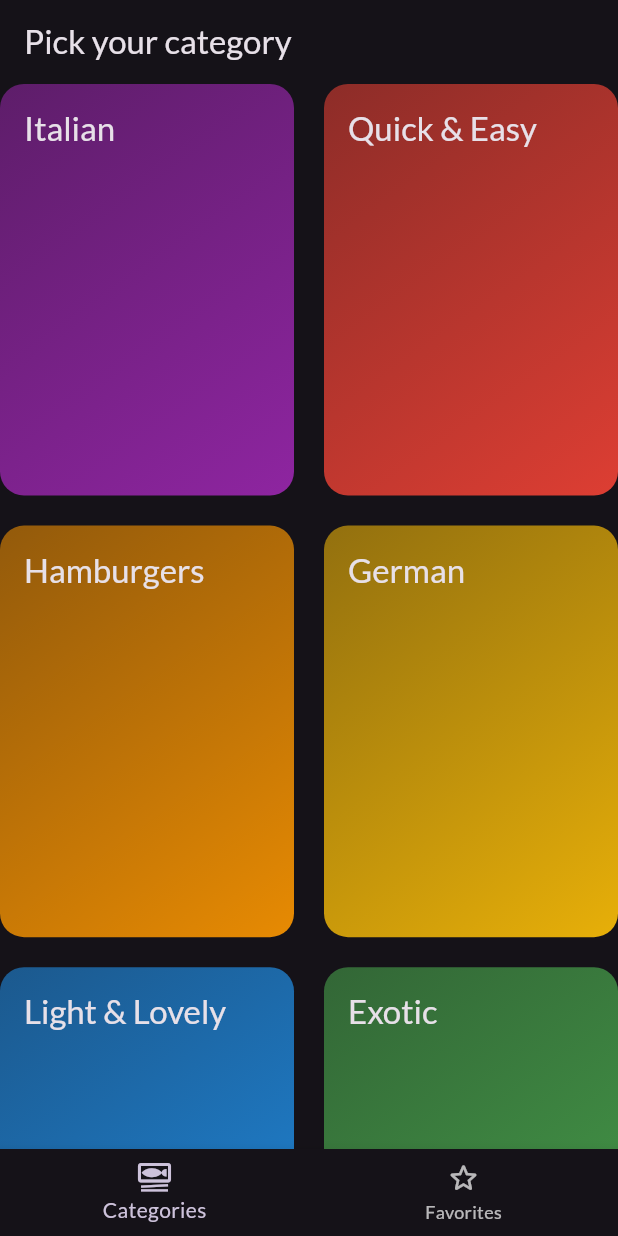
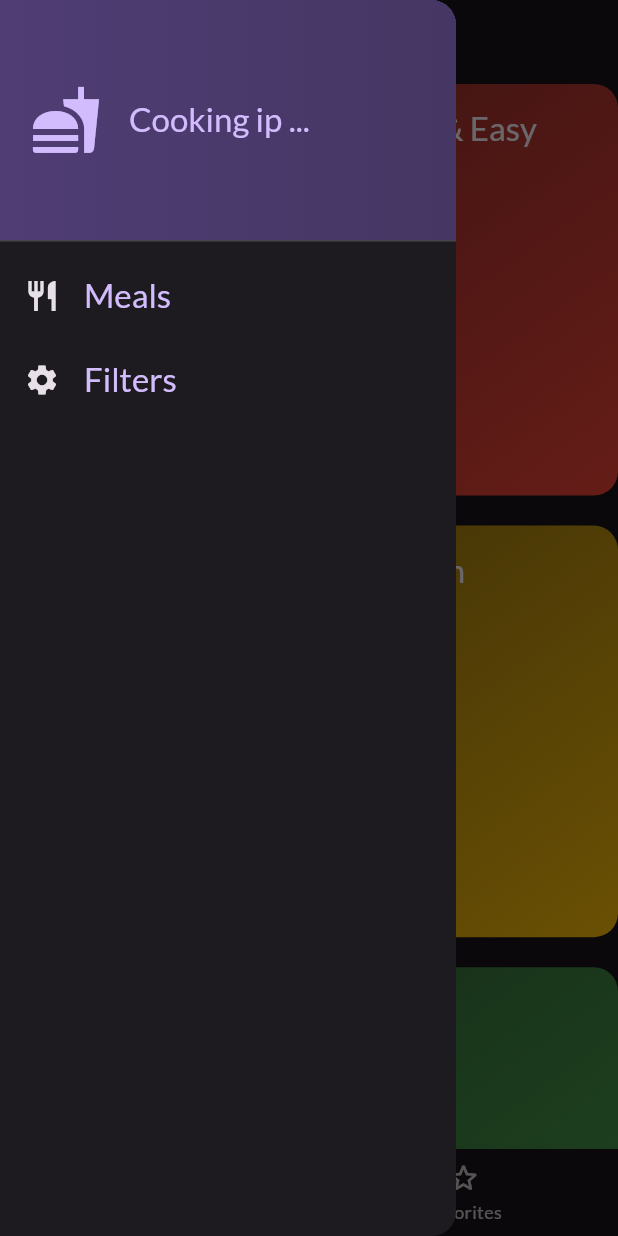
Before and after one commit to asmasw6/Meals-Menu, a Flutter app: the screen it shows after launch, with the side drawer open (before the commit the screen has no drawer), on a phone screen of 412 x 824 dp. Run offline on Flutter 3.47's test engine with Material 3 defaults, Android fonts, the light colour scheme and no system bars; our stand-ins replace google_fonts, transparent_image.

Commit message:
Implement filters ..

```diff
--- a/lib/components/category_grid_Item.dart
+++ b/lib/components/category_grid_Item.dart
@@ -1,5 +1,4 @@
 import 'package:flutter/material.dart';
-import 'package:mealapp/data/dummy_data.dart';
 import 'package:mealapp/models/category.dart';
 import 'package:mealapp/models/meal.dart';
 import 'package:mealapp/screens/meals_screens.dart';
@@ -9,16 +8,18 @@ class CategoryGridItem extends StatelessWidget {
     super.key,
     required this.category,
     required this.onToggleFavorite,
+    required this.availablrMeals,
   });
   final Category category;
   final void Function(Meal meal) onToggleFavorite;
+  final List<Meal> availablrMeals;
 
   @override
   Widget build(BuildContext context) {
     return InkWell(
       //GestureDetector
       onTap: () {
-        final List<Meal> filterMeal = dummyMeals
+        final List<Meal> filterMeal = availablrMeals
             .where(
               (meal) => meal.categories.contains(category.id),
             )
@@ -27,7 +28,8 @@ class CategoryGridItem extends StatelessWidget {
           MaterialPageRoute(
             builder: (context) => MealsScreens(
               title: category.title,
-              meals: filterMeal, onToggleFavorite: onToggleFavorite,
+              meals: filterMeal,
+              onToggleFavorite: onToggleFavorite,
             ),
           ),
         );
--- /dev/null
+++ b/lib/components/main_drawer.dart
@@ -0,0 +1,83 @@
+import 'package:flutter/material.dart';
+
+class MainDrawer extends StatelessWidget {
+  const MainDrawer({
+    super.key,
+    required this.onSelectScreen,
+  });
+  final void Function(String identifier) onSelectScreen;
+
+  @override
+  Widget build(BuildContext context) {
+    return Drawer(
+      child: Column(
+        children: [
+          DrawerHeader(
+            padding: const EdgeInsets.all(20),
+            decoration: BoxDecoration(
+              gradient: LinearGradient(
+                colors: [
+                  Theme.of(context).colorScheme.primaryContainer,
+                  Theme.of(context)
+                      .colorScheme
+                      .primaryContainer
+                      .withAlpha((.8 * 255).toInt()),
+                ],
+              ),
+            ),
+            child: Row(
+              children: [
+                Icon(
+                  Icons.fastfood,
+                  color: Theme.of(context).colorScheme.primary,
+                  size: 48,
+                ),
+                const SizedBox(
+                  width: 18,
+                ),
+                Text(
+                  "Cooking ip ...",
+                  style: Theme.of(context).textTheme.titleLarge!.copyWith(
+                        color: Theme.of(context).colorScheme.primary,
+                      ),
+                ),
+              ],
+            ),
+          ),
+          ListTile(
+            //like listview but is display part of list
+            leading: Icon(
+              Icons.restaurant,
+              color: Theme.of(context).colorScheme.onSurface,
+            ),
+            onTap: () {
+              onSelectScreen("meals");
+            },
+            title: Text(
+              "Meals",
+              style: Theme.of(context).textTheme.titleLarge!.copyWith(
+                    color: Theme.of(context).colorScheme.primary,
+                  ),
+            ),
+          ),
+          ListTile(
+            //like listview but is display part of list
+            leading: Icon(
+              Icons.settings,
+              color: Theme.of(context).colorScheme.onSurface,
+            ),
+            onTap: () {
+              onSelectScreen("filters");
+            },
+            title: Text(
+              "Filters",
+              style: Theme.of(context).textTheme.titleLarge!.copyWith(
+                    color: Theme.of(context).colorScheme.primary,
+                  ),
+            ),
+          ),
+        ],
+      ),
+    );
+  }
+}
--- a/lib/screens/categories_screen.dart
+++ b/lib/screens/categories_screen.dart
@@ -1,11 +1,16 @@
 import 'package:flutter/material.dart';
-import 'package:mealapp/components/category_grid_Item.dart';
+import 'package:mealapp/components/category_grid_item.dart';
 import 'package:mealapp/data/dummy_data.dart';
 import 'package:mealapp/models/meal.dart';
 
 class CategoriesScreen extends StatelessWidget {
-  const CategoriesScreen({super.key, required this.onToggleFavorite});
+  const CategoriesScreen({
+    super.key,
+    required this.onToggleFavorite,
+    required this.availablrMeals,
+  });
   final void Function(Meal meal) onToggleFavorite;
+  final List<Meal> availablrMeals;
 
   @override
   Widget build(BuildContext context) {
@@ -17,7 +22,13 @@ class CategoriesScreen extends StatelessWidget {
         childAspectRatio: 5 / 7,
       ),
       children: [
-        for (final item in availableCategories) CategoryGridItem(category: item, onToggleFavorite: onToggleFavorite,)
+        for (final item in availableCategories)
+          CategoryGridItem(
+            category: item,
+            onToggleFavorite: onToggleFavorite,
+            availablrMeals: availablrMeals,
+
+          )
       ],
     );
   }
--- a/lib/screens/tabs_screen.dart
+++ b/lib/screens/tabs_screen.dart
@@ -1,7 +1,19 @@
+import 'dart:developer';
+
 import 'package:flutter/material.dart';
+import 'package:mealapp/components/main_drawer.dart';
+import 'package:mealapp/data/dummy_data.dart';
 import 'package:mealapp/models/meal.dart';
 import 'package:mealapp/screens/categories_screen.dart';
+import 'package:mealapp/screens/filters_screens.dart';
 import 'package:mealapp/screens/meals_screens.dart';
+
+const kInintialFilter = {
+  Filter.glutenFree: false,
+  Filter.lactoseFree: false,
+  Filter.Vegan: false,
+  Filter.Vegetarian: false,
+};
 
 class TabsScreen extends StatefulWidget {
   const TabsScreen({super.key});
@@ -13,6 +25,7 @@ class TabsScreen extends StatefulWidget {
 class _TabsScreenState extends State<TabsScreen> {
   int _selectedPageIndex = 0;
   final List<Meal> _fovoriteMeal = [];
+  Map<Filter, bool> _selectedFilters = kInintialFilter;
 
   void _showInfoMessage(String message) {
     ScaffoldMessenger.of(context).clearSnackBars();
@@ -21,6 +34,23 @@ class _TabsScreenState extends State<TabsScreen> {
         content: Text(message),
       ),
     );
+  }
+
+  void _setScreen(String identifier) {
+    Navigator.of(context).pop();
+    if (identifier == 'filters') {
+      Navigator.of(context)
+          .push(
+            MaterialPageRoute(
+              builder: (context) =>  FiltersScreens(
+                currentFilters:_selectedFilters,
+              ),
+            ),
+          )
+          .then((result) => setState(
+                () => _selectedFilters = result ?? kInintialFilter,
+              ));
+    }
   }
 
   void _toggleMealFavoritesStatus(Meal meal) {
@@ -47,21 +77,44 @@ class _TabsScreenState extends State<TabsScreen> {
 
   @override
   Widget build(BuildContext context) {
+    final List<Meal> availablrMeals = dummyMeals.where(
+      (meal) {
+        if (_selectedFilters[Filter.glutenFree]! && !meal.isGlutenFree) {
+          return false;
+        }
+        if (_selectedFilters[Filter.lactoseFree]! && !meal.isLactoseFree) {
+          return false;
+        }
+        if (_selectedFilters[Filter.Vegan]! && !meal.isVegan) {
+          return false;
+        }
+        if (_selectedFilters[Filter.Vegetarian]! && !meal.isVegetarian) {
+          return false;
+        }
+
+        return true;
+      },
+    ).toList();
     final List<Widget> _pages = [
       CategoriesScreen(
         onToggleFavorite: _toggleMealFavoritesStatus,
+        availablrMeals: availablrMeals,
       ),
       MealsScreens(
         meals: _fovoriteMeal,
         onToggleFavorite: _toggleMealFavoritesStatus,
       ), // Make sure you have a FavoritesScreen widget
     ];
+
     return Scaffold(
       appBar: AppBar(
         title:
             Text(_selectedPageIndex == 0 ? "Pick your category" : "Favorites"),
       ),
       body: _pages[_selectedPageIndex],
+      drawer: MainDrawer(
+        onSelectScreen: _setScreen,
+      ),
       bottomNavigationBar: BottomNavigationBar(
         onTap: _selectPage,
         currentIndex: _selectedPageIndex,
```
Also changed, not shown: lib/screens/filters_screens.dart (added, +128 -0 lines).
